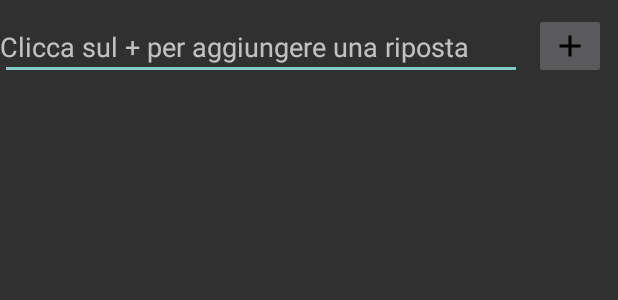
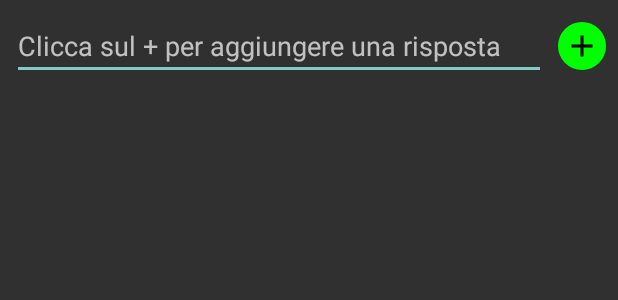
Before and after one commit to Gnagnom94/HouseworkCalendar, an Android app: the layout custom_addq_layout.xml on its own in the app's theme, with its tools: preview values and no code run, on a phone screen of 412 x 824 dp. Shown: the top 300 px of the screen. Run offline under Robolectric (Android 15) with nearby library versions, the phone set to English and light mode, and no system bars.

Commit message:
Rivisitato il layout del custom_addq_layout

```diff
--- /dev/null
+++ b/app/src/main/res/drawable/ic_remove_black_24dp.xml
@@ -0,0 +1,5 @@
+<vector android:height="24dp" android:tint="#FFFFFF"
+    android:viewportHeight="24.0" android:viewportWidth="24.0"
+    android:width="24dp" xmlns:android="http://schemas.android.com/apk/res/android">
+    <path android:fillColor="#FF000000" android:pathData="M19,13H5v-2h14v2z"/>
+</vector>
--- a/app/src/main/res/layout/custom_addq_layout.xml
+++ b/app/src/main/res/layout/custom_addq_layout.xml
@@ -7,39 +7,35 @@
 
     <ImageButton
         android:id="@+id/removeQ"
+        style="@android:style/Widget.Material.Light.ImageButton"
         android:layout_width="wrap_content"
         android:layout_height="wrap_content"
         android:layout_marginBottom="8dp"
         android:layout_marginEnd="8dp"
         android:layout_marginTop="8dp"
+        android:background="@drawable/rounded_button"
+        android:backgroundTint="#FFFF0000"
+        android:src="@drawable/ic_remove_black_24dp"
+        android:visibility="invisible"
         app:layout_constraintBottom_toBottomOf="parent"
         app:layout_constraintEnd_toEndOf="parent"
-        app:layout_constraintTop_toTopOf="parent"
-        app:srcCompat="@drawable/ic_remove_circle_black_24dp" />
+        app:layout_constraintTop_toTopOf="parent" />
 
     <ImageButton
         android:id="@+id/addQ"
+        style="@android:style/Widget.Material.Light.ImageButton"
         android:layout_width="wrap_content"
         android:layout_height="wrap_content"
         android:layout_marginBottom="8dp"
         android:layout_marginEnd="8dp"
         android:layout_marginTop="8dp"
+        android:background="@drawable/rounded_button"
+        android:backgroundTint="#FF00FF00"
+        android:visibility="visible"
         app:layout_constraintBottom_toBottomOf="parent"
         app:layout_constraintEnd_toEndOf="parent"
         app:layout_constraintTop_toTopOf="parent"
         app:srcCompat="@drawable/ic_add" />
-
-    <TextView
-        android:id="@+id/CliccaPiu"
-        android:layout_width="wrap_content"
-        android:layout_height="wrap_content"
-        android:layout_marginBottom="8dp"
-        android:layout_marginTop="8dp"
-        android:text="Clicca sul + per aggiungere una riposta"
-        android:textSize="18sp"
-        app:layout_constraintBottom_toBottomOf="parent"
-        app:layout_constraintStart_toStartOf="parent"
-        app:layout_constraintTop_toTopOf="parent" />
 
     <EditText
         android:id="@+id/AnswerAgg"
@@ -47,13 +43,23 @@
         android:layout_height="wrap_content"
         android:layout_marginBottom="8dp"
         android:layout_marginEnd="8dp"
+        android:layout_marginStart="8dp"
         android:layout_marginTop="8dp"
         android:ems="10"
+        android:hint="Clicca sul + per aggiungere una risposta"
         android:inputType="textPersonName"
+        android:visibility="visible"
         app:layout_constraintBottom_toBottomOf="parent"
         app:layout_constraintEnd_toStartOf="@+id/addQ"
         app:layout_constraintHorizontal_bias="0.1"
         app:layout_constraintStart_toStartOf="parent"
         app:layout_constraintTop_toTopOf="parent" />
 
+    <android.support.constraint.Guideline
+        android:id="@+id/guideline8"
+        android:layout_width="wrap_content"
+        android:layout_height="wrap_content"
+        android:orientation="vertical"
+        app:layout_constraintGuide_percent="0.885" />
+
 </android.support.constraint.ConstraintLayout>
```
Also changed, not shown: app/src/main/java/namenotfoundunica/houseworkcalendar/activity/AggiuntaSondaggio.java (+9 -10 lines), app/src/main/res/layout/content_aggiunta_sondaggio.xml (+15 -15 lines).
